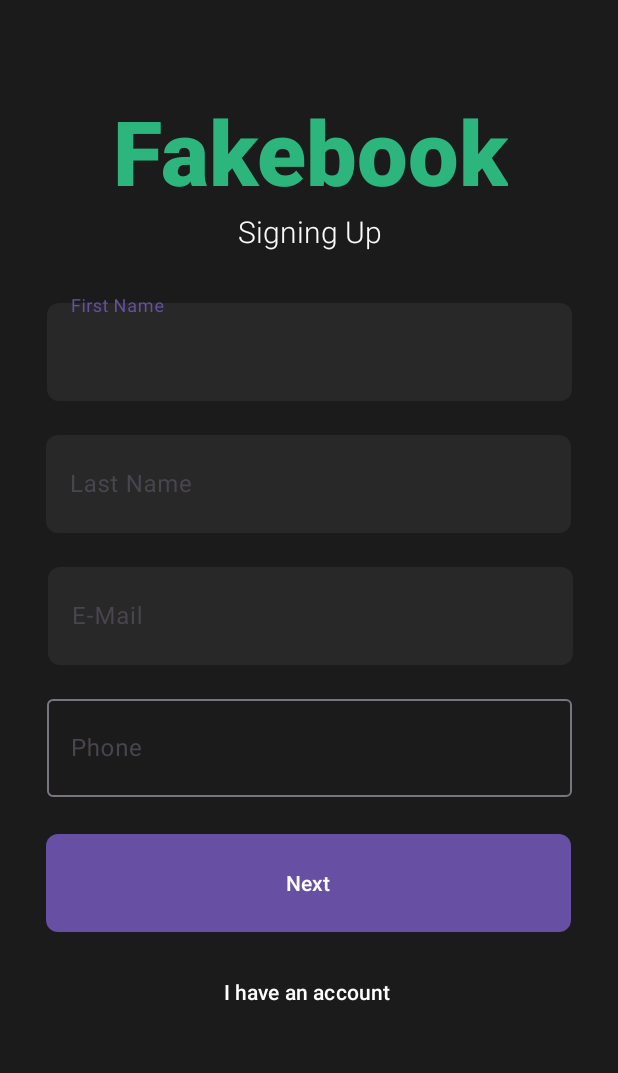
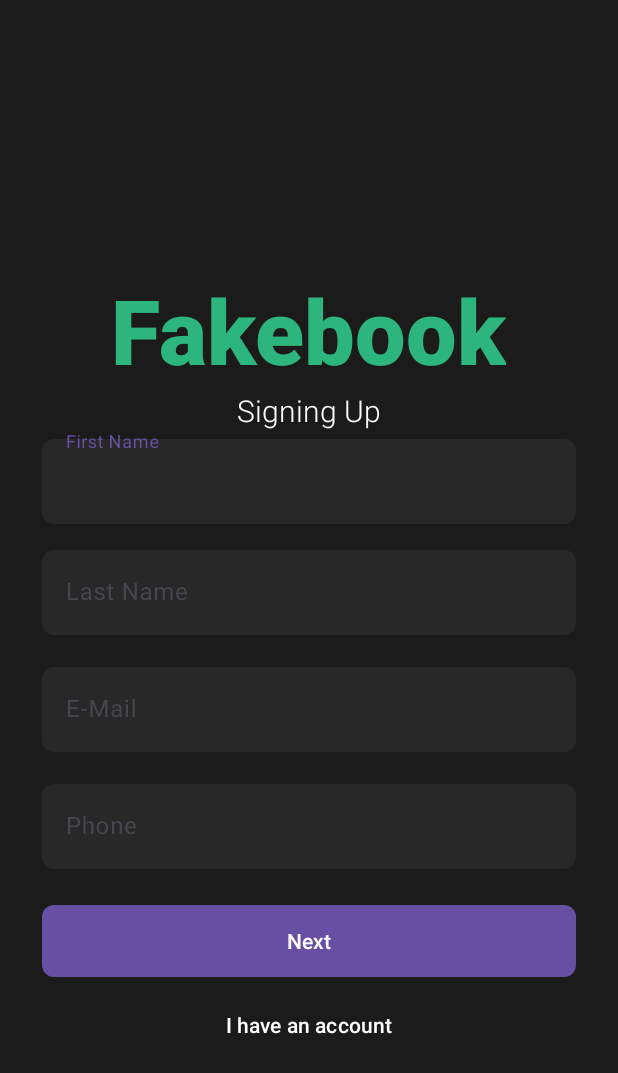
Before and after one commit to jhncrl04/Social-networking-project, an Android app: the SignUp screen opened directly, with no data from a screen before it, on a phone screen of 412 x 824 dp. Shown: the top 1073 px of the screen. Run offline under Robolectric (Android 15) with nearby library versions, the phone set to English and light mode, and no system bars.

Commit message:
Commit 2:
Make multi page sign up functional
Fixed some dynamic sizing
Added styles.xml for reusable styles

```diff
--- a/app/src/main/AndroidManifest.xml
+++ b/app/src/main/AndroidManifest.xml
@@ -13,7 +13,7 @@
         android:theme="@style/Theme.FakeBook"
         tools:targetApi="31">
         <activity
-            android:name=".LogIn"
+            android:name=".SignUpPassword"
             android:exported="false" />
         <activity
             android:name=".SignUpUsername"
--- a/app/src/main/res/layout/activity_sign_up.xml
+++ b/app/src/main/res/layout/activity_sign_up.xml
@@ -9,16 +9,16 @@
 
     <LinearLayout
         android:id="@+id/title_layout"
-        android:layout_width="407dp"
-        android:layout_height="131dp"
+        android:layout_width="match_parent"
+        android:layout_height="wrap_content"
         android:gravity="center|top"
         android:orientation="vertical"
         app:layout_constraintBottom_toBottomOf="parent"
         app:layout_constraintEnd_toEndOf="parent"
-        app:layout_constraintHorizontal_bias="0.666"
+        app:layout_constraintHorizontal_bias="0.5"
         app:layout_constraintStart_toStartOf="parent"
         app:layout_constraintTop_toTopOf="parent"
-        app:layout_constraintVertical_bias="0.087">
+        app:layout_constraintVertical_bias="0.25">
 
         <TextView
             android:layout_width="wrap_content"
@@ -48,8 +48,8 @@
 
     <com.google.android.material.textfield.TextInputLayout
         android:id="@+id/firstname_layout"
-        android:layout_width="411dp"
-        android:layout_height="81dp"
+        android:layout_width="match_parent"
+        android:layout_height="wrap_content"
         android:gravity="center"
         app:layout_constraintEnd_toEndOf="parent"
         app:layout_constraintStart_toStartOf="parent"
@@ -58,15 +58,17 @@
 
         <com.google.android.material.textfield.TextInputEditText
             android:id="@+id/signup_firstname"
-            android:layout_width="350dp"
-            android:layout_height="65dp"
+            android:layout_width="match_parent"
+            android:layout_height="wrap_content"
+            android:layout_marginStart="28dp"
+            android:layout_marginEnd="28dp"
             android:hint="First Name"
-            android:background="@drawable/rounded_textfields"/>
+            style="@style/CustomTextInputEditTextStyle"/>
     </com.google.android.material.textfield.TextInputLayout>
 
     <com.google.android.material.textfield.TextInputLayout
         android:id="@+id/lastname_layout"
-        android:layout_width="409dp"
+        android:layout_width="match_parent"
         android:layout_height="wrap_content"
         android:layout_marginTop="12dp"
         android:gravity="center"
@@ -76,16 +78,18 @@
 
         <com.google.android.material.textfield.TextInputEditText
             android:id="@+id/signup_lastname"
-            android:layout_width="350dp"
-            android:layout_height="65dp"
-            android:background="@drawable/rounded_textfields"
+            android:layout_width="match_parent"
+            android:layout_height="wrap_content"
+            android:layout_marginStart="28dp"
+            android:layout_marginEnd="28dp"
+            style="@style/CustomTextInputEditTextStyle"
             android:hint="Last Name" />
     </com.google.android.material.textfield.TextInputLayout>
 
     <com.google.android.material.textfield.TextInputLayout
         android:id="@+id/email_layout"
-        android:layout_width="409dp"
-        android:layout_height="73dp"
+        android:layout_width="match_parent"
+        android:layout_height="wrap_content"
         android:layout_marginTop="16dp"
         android:gravity="center"
         app:layout_constraintEnd_toEndOf="parent"
@@ -95,33 +99,41 @@
 
         <com.google.android.material.textfield.TextInputEditText
             android:id="@+id/signup_email"
-            android:layout_width="350dp"
-            android:layout_height="65dp"
-            android:background="@drawable/rounded_textfields"
+            android:layout_width="match_parent"
+            android:layout_height="wrap_content"
+            android:layout_marginStart="28dp"
+            android:layout_marginEnd="28dp"
+            style="@style/CustomTextInputEditTextStyle"
             android:hint="E-Mail" />
     </com.google.android.material.textfield.TextInputLayout>
 
     <com.google.android.material.textfield.TextInputLayout
         android:id="@+id/phone_layout"
-        android:layout_width="413dp"
-        android:layout_height="71dp"
+        android:layout_width="match_parent"
+        android:layout_height="wrap_content"
         android:layout_marginTop="16dp"
         android:gravity="center"
+        app:layout_constraintEnd_toEndOf="parent"
+        app:layout_constraintHorizontal_bias="1.0"
         app:layout_constraintStart_toStartOf="parent"
         app:layout_constraintTop_toBottomOf="@+id/email_layout">
 
         <com.google.android.material.textfield.TextInputEditText
             android:id="@+id/signup_phone"
-            android:layout_width="350dp"
-            android:layout_height="65dp"
+            android:layout_width="match_parent"
+            android:layout_height="wrap_content"
+            android:layout_marginStart="28dp"
+            android:layout_marginEnd="28dp"
             android:hint="Phone"
-            tools:background="@drawable/rounded_textfields" />
+            style="@style/CustomTextInputEditTextStyle" />
     </com.google.android.material.textfield.TextInputLayout>
 
     <Button
         android:id="@+id/signup_next"
-        android:layout_width="350dp"
-        android:layout_height="65dp"
+        android:layout_width="match_parent"
+        android:layout_height="wrap_content"
+        android:layout_marginStart="28dp"
+        android:layout_marginEnd="28dp"
         android:layout_marginTop="24dp"
         android:background="@drawable/rounded_button"
         android:text="Next"
@@ -132,8 +144,10 @@
 
     <Button
         android:id="@+id/back_to_login"
-        android:layout_width="182dp"
-        android:layout_height="63dp"
+        android:layout_width="match_parent"
+        android:layout_height="wrap_content"
+        android:layout_marginStart="64dp"
+        android:layout_marginEnd="64dp"
         android:layout_marginTop="8dp"
         android:background="#00FFFFFF"
         android:text="I have an account"
--- /dev/null
+++ b/app/src/main/res/values/styles.xml
@@ -0,0 +1,16 @@
+<?xml version="1.0" encoding="utf-8"?>
+<resources>
+
+    <!--   Reusable text styles -->
+    <style name="CustomTextInputLayoutStyle">
+        <item name="android:background">@drawable/rounded_textfields</item>
+        <item name="android:textColor">#FFFFFF</item>
+    </style>
+
+    <!--   Reusable text field styles -->
+    <style name="CustomTextInputEditTextStyle">
+        <item name="android:background">@drawable/rounded_textfields</item>
+        <item name="android:textColorHint">#FAFAFA</item>
+        <item name="android:textColor">#FFFFFF</item>
+    </style>
+</resources>
```
Also changed, not shown: app/src/main/java/com/example/fakebook/DBHelper.java (+12 -5 lines), app/src/main/java/com/example/fakebook/LogIn.java (deleted, +0 -41 lines), app/src/main/java/com/example/fakebook/MainActivity.java (+25 -1 lines), app/src/main/java/com/example/fakebook/SignUp.java (+22 -5 lines), app/src/main/java/com/example/fakebook/SignUpPassword.java (added, +64 -0 lines), app/src/main/java/com/example/fakebook/SignUpUsername.java (+37 -0 lines), app/src/main/res/layout/activity_log_in.xml (+29 -22 lines), app/src/main/res/layout/activity_sign_up_password.xml (+28 -16 lines), app/src/main/res/layout/activity_sign_up_username.xml (+17 -10 lines).
